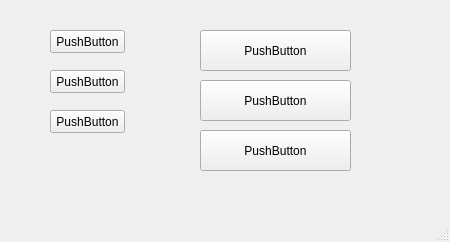
This is mainwindow.ui in Krasherr/Graphs as Qt 5 draws it before an edit. The edited form follows.
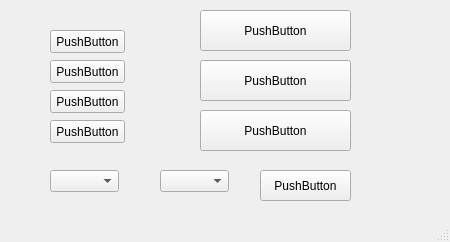
This is the edited form.

Patch:
```diff
--- a/mainwindow.ui
+++ b/mainwindow.ui
@@ -31,7 +31,7 @@
     <property name="geometry">
      <rect>
       <x>50</x>
-      <y>70</y>
+      <y>60</y>
       <width>75</width>
       <height>23</height>
      </rect>
@@ -44,7 +44,7 @@
     <property name="geometry">
      <rect>
       <x>50</x>
-      <y>110</y>
+      <y>90</y>
       <width>75</width>
       <height>23</height>
      </rect>
@@ -57,7 +57,7 @@
     <property name="geometry">
      <rect>
       <x>200</x>
-      <y>30</y>
+      <y>10</y>
       <width>151</width>
       <height>41</height>
      </rect>
@@ -70,7 +70,7 @@
     <property name="geometry">
      <rect>
       <x>200</x>
-      <y>80</y>
+      <y>60</y>
       <width>151</width>
       <height>41</height>
      </rect>
@@ -83,7 +83,7 @@
     <property name="geometry">
      <rect>
       <x>200</x>
-      <y>130</y>
+      <y>110</y>
       <width>151</width>
       <height>41</height>
      </rect>
@@ -92,6 +92,52 @@
      <string>PushButton</string>
     </property>
    </widget>
+   <widget class="QComboBox" name="comboBox">
+    <property name="geometry">
+     <rect>
+      <x>50</x>
+      <y>170</y>
+      <width>69</width>
+      <height>22</height>
+     </rect>
+    </property>
+   </widget>
+   <widget class="QComboBox" name="comboBox_2">
+    <property name="geometry">
+     <rect>
+      <x>160</x>
+      <y>170</y>
+      <width>69</width>
+      <height>22</height>
+     </rect>
+    </property>
+   </widget>
+   <widget class="QPushButton" name="pushButton_7">
+    <property name="geometry">
+     <rect>
+      <x>50</x>
+      <y>120</y>
+      <width>75</width>
+      <height>23</height>
+     </rect>
+    </property>
+    <property name="text">
+     <string>PushButton</string>
+    </property>
+   </widget>
+   <widget class="QPushButton" name="pushButton_8">
+    <property name="geometry">
+     <rect>
+      <x>260</x>
+      <y>170</y>
+      <width>91</width>
+      <height>31</height>
+     </rect>
+    </property>
+    <property name="text">
+     <string>PushButton</string>
+    </property>
+   </widget>
   </widget>
   <widget class="QMenuBar" name="menuBar">
    <property name="geometry">
```
